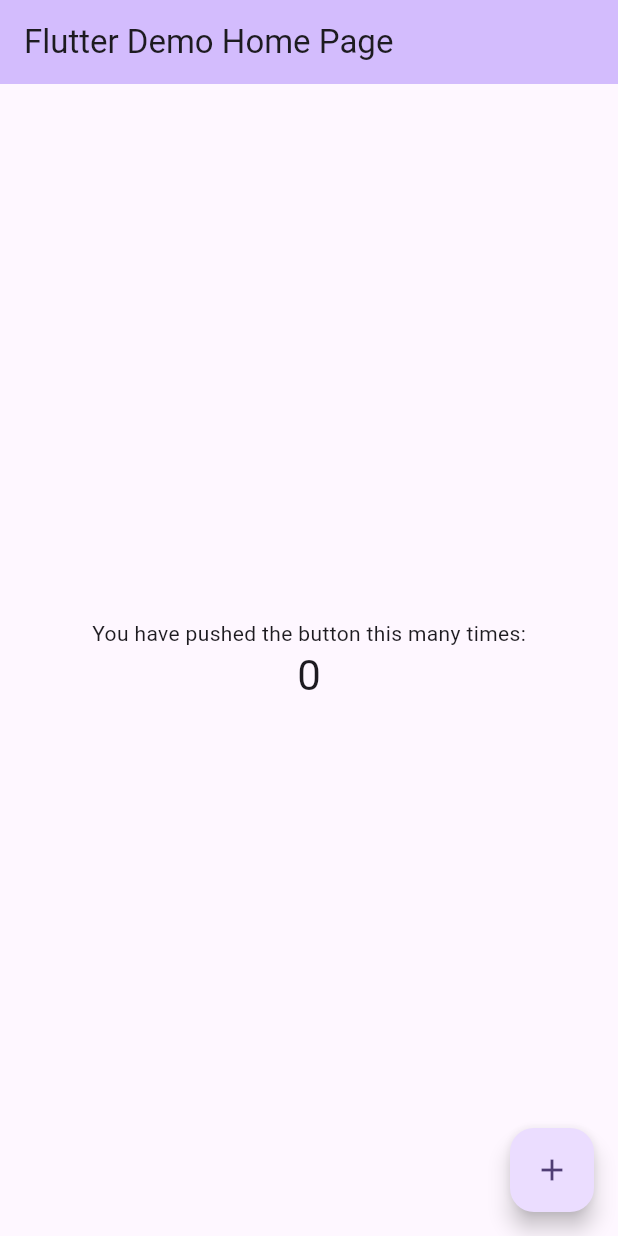
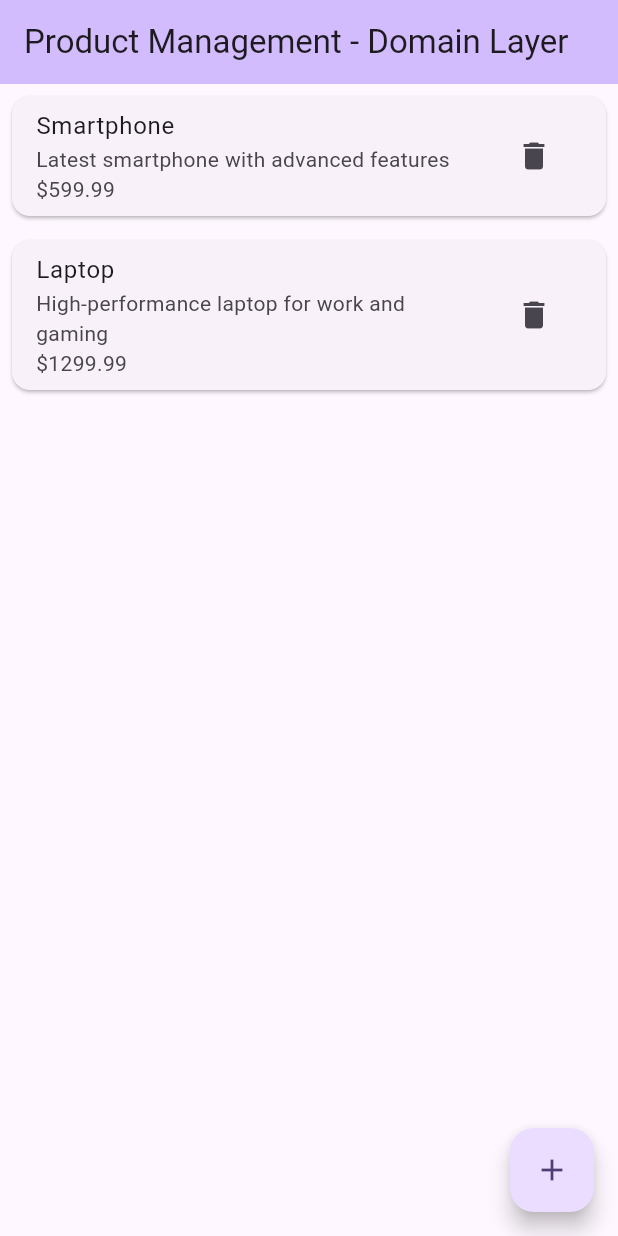
Before and after one commit to hilinaz/2025-project-phase-mobile-tasks, a Flutter app: the screen it shows after launch, on a phone screen of 412 x 824 dp. Run offline on Flutter 3.47's test engine with Material 3 defaults, Android fonts, the phone set to English and light mode, and no system bars.

Commit message:
domain layer

```diff
--- a/Domain Layer Refactoring/ecommerce_app/lib/domain/usecases/create_product_usecase.dart
+++ b/Domain Layer Refactoring/ecommerce_app/lib/domain/usecases/create_product_usecase.dart
@@ -1,14 +1,14 @@
 import '../entities/product.dart';
-import '../repositories/product_repository.dart';
 import 'usecase.dart';
 
 class CreateProductUsecase implements UseCase<Product, Product> {
-  final ProductRepository repository;
+  final List<Product> _products;
 
-  CreateProductUsecase(this.repository);
+  CreateProductUsecase(this._products);
 
   @override
   Future<Product> call(Product product) async {
-    return await repository.createProduct(product);
+    _products.add(product);
+    return product;
   }
 }
--- a/Domain Layer Refactoring/ecommerce_app/lib/domain/usecases/delete_product_usecase.dart
+++ b/Domain Layer Refactoring/ecommerce_app/lib/domain/usecases/delete_product_usecase.dart
@@ -1,13 +1,18 @@
-import '../repositories/product_repository.dart';
+import '../entities/product.dart';
 import 'usecase.dart';
 
 class DeleteProductUsecase implements UseCase<bool, String> {
-  final ProductRepository repository;
+  final List<Product> _products;
 
-  DeleteProductUsecase(this.repository);
+  DeleteProductUsecase(this._products);
 
   @override
   Future<bool> call(String productId) async {
-    return await repository.deleteProduct(productId);
+    final index = _products.indexWhere((product) => product.id == productId);
+    if (index != -1) {
+      _products.removeAt(index);
+      return true;
+    }
+    return false;
   }
 }
--- a/Domain Layer Refactoring/ecommerce_app/lib/domain/usecases/update_product_usecase.dart
+++ b/Domain Layer Refactoring/ecommerce_app/lib/domain/usecases/update_product_usecase.dart
@@ -1,14 +1,18 @@
 import '../entities/product.dart';
-import '../repositories/product_repository.dart';
 import 'usecase.dart';
 
 class UpdateProductUsecase implements UseCase<Product, Product> {
-  final ProductRepository repository;
+  final List<Product> _products;
 
-  UpdateProductUsecase(this.repository);
+  UpdateProductUsecase(this._products);
 
   @override
   Future<Product> call(Product product) async {
-    return await repository.updateProduct(product);
+    final index = _products.indexWhere((p) => p.id == product.id);
+    if (index != -1) {
+      _products[index] = product;
+      return product;
+    }
+    throw Exception('Product not found');
   }
 }
--- a/Domain Layer Refactoring/ecommerce_app/lib/domain/usecases/view_all_products_usecase.dart
+++ b/Domain Layer Refactoring/ecommerce_app/lib/domain/usecases/view_all_products_usecase.dart
@@ -1,14 +1,13 @@
 import '../entities/product.dart';
-import '../repositories/product_repository.dart';
 import 'usecase.dart';
 
 class ViewAllProductsUsecase implements UseCase<List<Product>, NoParams> {
-  final ProductRepository repository;
+  final List<Product> _products;
 
-  ViewAllProductsUsecase(this.repository);
+  ViewAllProductsUsecase(this._products);
 
   @override
   Future<List<Product>> call(NoParams params) async {
-    return await repository.getAllProducts();
+    return _products;
   }
 }
--- a/Domain Layer Refactoring/ecommerce_app/lib/domain/usecases/view_product_usecase.dart
+++ b/Domain Layer Refactoring/ecommerce_app/lib/domain/usecases/view_product_usecase.dart
@@ -1,14 +1,17 @@
 import '../entities/product.dart';
-import '../repositories/product_repository.dart';
 import 'usecase.dart';
 
 class ViewProductUsecase implements UseCase<Product?, String> {
-  final ProductRepository repository;
+  final List<Product> _products;
 
-  ViewProductUsecase(this.repository);
+  ViewProductUsecase(this._products);
 
   @override
   Future<Product?> call(String productId) async {
-    return await repository.getProductById(productId);
+    try {
+      return _products.firstWhere((product) => product.id == productId);
+    } catch (e) {
+      return null;
+    }
   }
 }
--- a/Domain Layer Refactoring/ecommerce_app/lib/main.dart
+++ b/Domain Layer Refactoring/ecommerce_app/lib/main.dart
@@ -1,4 +1,11 @@
 import 'package:flutter/material.dart';
+import 'domain/entities/product.dart';
+import 'domain/usecases/view_all_products_usecase.dart';
+import 'domain/usecases/view_product_usecase.dart';
+import 'domain/usecases/create_product_usecase.dart';
+import 'domain/usecases/update_product_usecase.dart';
+import 'domain/usecases/delete_product_usecase.dart';
+import 'domain/usecases/usecase.dart';
 
 void main() {
   runApp(const MyApp());
@@ -10,32 +17,81 @@ class MyApp extends StatelessWidget {
   @override
   Widget build(BuildContext context) {
     return MaterialApp(
-      title: 'Flutter Demo',
+      title: 'eCommerce App - Domain Layer Refactoring',
       theme: ThemeData(
         colorScheme: ColorScheme.fromSeed(seedColor: Colors.deepPurple),
         useMaterial3: true,
       ),
-      home: const MyHomePage(title: 'Flutter Demo Home Page'),
+      home: const ProductManagementPage(),
     );
   }
 }
 
-class MyHomePage extends StatefulWidget {
-  const MyHomePage({super.key, required this.title});
-
-  final String title;
+class ProductManagementPage extends StatefulWidget {
+  const ProductManagementPage({super.key});
 
   @override
-  State<MyHomePage> createState() => _MyHomePageState();
+  State<ProductManagementPage> createState() => _ProductManagementPageState();
 }
 
-class _MyHomePageState extends State<MyHomePage> {
-  int _counter = 0;
+class _ProductManagementPageState extends State<ProductManagementPage> {
+  final List<Product> _products = [];
 
-  void _incrementCounter() {
-    setState(() {
-      _counter++;
-    });
+  late final ViewAllProductsUsecase _viewAllProductsUsecase;
+  late final ViewProductUsecase _viewProductUsecase;
+  late final CreateProductUsecase _createProductUsecase;
+  late final UpdateProductUsecase _updateProductUsecase;
+  late final DeleteProductUsecase _deleteProductUsecase;
+
+  @override
+  void initState() {
+    super.initState();
+    _viewAllProductsUsecase = ViewAllProductsUsecase(_products);
+    _viewProductUsecase = ViewProductUsecase(_products);
+    _createProductUsecase = CreateProductUsecase(_products);
+    _updateProductUsecase = UpdateProductUsecase(_products);
+    _deleteProductUsecase = DeleteProductUsecase(_products);
+
+    _addSampleProducts();
+  }
+
+  void _addSampleProducts() {
+    final product1 = Product(
+      id: '1',
+      name: 'Smartphone',
+      description: 'Latest smartphone with advanced features',
+      price: 599.99,
+      imageUrl: 'https://example.com/smartphone.jpg',
+    );
+
+    final product2 = Product(
+      id: '2',
+      name: 'Laptop',
+      description: 'High-performance laptop for work and gaming',
+      price: 1299.99,
+      imageUrl: 'https://example.com/laptop.jpg',
+    );
+
+    _createProductUsecase(product1);
+    _createProductUsecase(product2);
+  }
+
+  void _addNewProduct() {
+    final newProduct = Product(
+      id: DateTime.now().millisecondsSinceEpoch.toString(),
+      name: 'New Product',
+      description: 'A new product description',
+      price: 99.99,
+      imageUrl: 'https://example.com/new-product.jpg',
+    );
+
+    _createProductUsecase(newProduct);
+    setState(() {});
+  }
+
+  void _deleteProduct(String id) {
+    _deleteProductUsecase(id);
+    setState(() {});
   }
 
   @override
@@ -43,25 +99,43 @@ class _MyHomePageState extends State<MyHomePage> {
     return Scaffold(
       appBar: AppBar(
         backgroundColor: Theme.of(context).colorScheme.inversePrimary,
-        title: Text(widget.title),
+        title: const Text('Product Management - Domain Layer'),
       ),
-      body: Center(
-        child: Column(
-          mainAxisAlignment: MainAxisAlignment.center,
-          children: <Widget>[
-            const Text(
-              'You have pushed the button this many times:',
-            ),
-            Text(
-              '$_counter',
-              style: Theme.of(context).textTheme.headlineMedium,
-            ),
-          ],
-        ),
+      body: FutureBuilder<List<Product>>(
+        future: _viewAllProductsUsecase(const NoParams()),
+        builder: (context, snapshot) {
+          if (snapshot.connectionState == ConnectionState.waiting) {
+            return const Center(child: CircularProgressIndicator());
+          }
+
+          final products = snapshot.data ?? [];
+
+          if (products.isEmpty) {
+            return const Center(child: Text('No products available'));
+          }
+
+          return ListView.builder(
+            itemCount: products.length,
+            itemBuilder: (context, index) {
+              final product = products[index];
+              return Card(
+                margin: const EdgeInsets.all(8.0),
+                child: ListTile(
+                  title: Text(product.name),
+                  subtitle: Text('${product.description}\n\$${product.price}'),
+                  trailing: IconButton(
+                    icon: const Icon(Icons.delete),
+                    onPressed: () => _deleteProduct(product.id),
+                  ),
+                ),
+              );
+            },
+          );
+        },
       ),
       floatingActionButton: FloatingActionButton(
-        onPressed: _incrementCounter,
-        tooltip: 'Increment',
+        onPressed: _addNewProduct,
+        tooltip: 'Add Product',
         child: const Icon(Icons.add),
       ),
     );
```
Also changed, not shown: Domain Layer Refactoring/ecommerce_app/lib/domain/repositories/product_repository.dart (deleted, +0 -9 lines).
